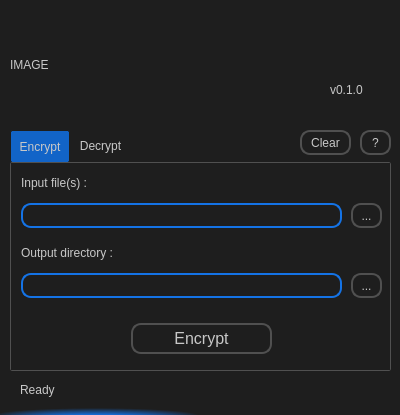
Old version of the form data/main.ui in the repository sdmdg/ease-encrypt.
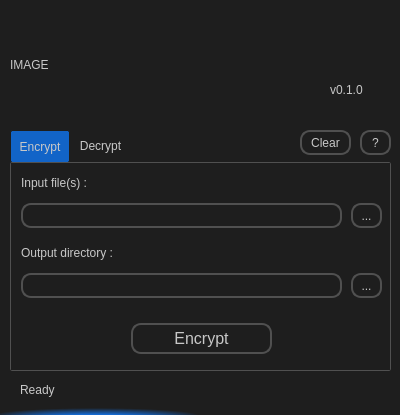
New version of the form.

What changed in the file:
```diff
--- a/data/main.ui
+++ b/data/main.ui
@@ -62,6 +62,13 @@
 QLineEdit{
 background-color:rgb(30, 30, 30);
 color: rgb(200, 200, 200);
+border: 2px solid rgb(80, 80, 80);
+border-radius: 10px;
+padding: 1px;
+}
+QLineEdit:focus {
+background-color:rgb(30, 30, 30);
+color: rgb(200, 200, 200);
 border: 2px solid rgb(20, 115, 230);
 border-radius: 10px;
 padding: 1px;
```
